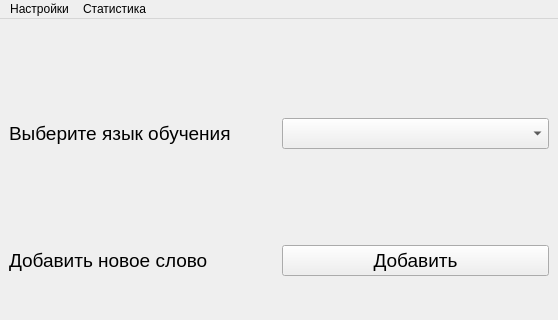
Before: the Qt Designer form design/lern.ui in Sus-arch/MyProject, drawn with Qt 5; both pictures show x 0 to 558 and y 0 to 320 of the 558 by 525 pixel window.
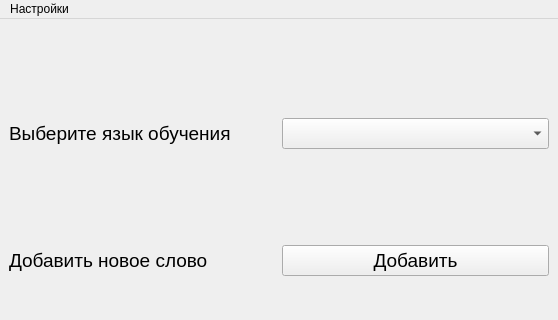
After: the same form once the commit is applied.

Commit message: Добавлен режим бесконечного обучения слов Открытие окон сделал с помощью функций Статистика убрана из дизайна

Diff of the .ui file:
```diff
--- a/design/lern.ui
+++ b/design/lern.ui
@@ -126,13 +126,7 @@
     </property>
     <addaction name="change_tr"/>
    </widget>
-   <widget class="QMenu" name="menu_2">
-    <property name="title">
-     <string>Статистика</string>
-    </property>
-   </widget>
    <addaction name="menu"/>
-   <addaction name="menu_2"/>
   </widget>
   <widget class="QStatusBar" name="statusbar"/>
   <action name="change_tr">
```
The commit also changes 4 other files.
